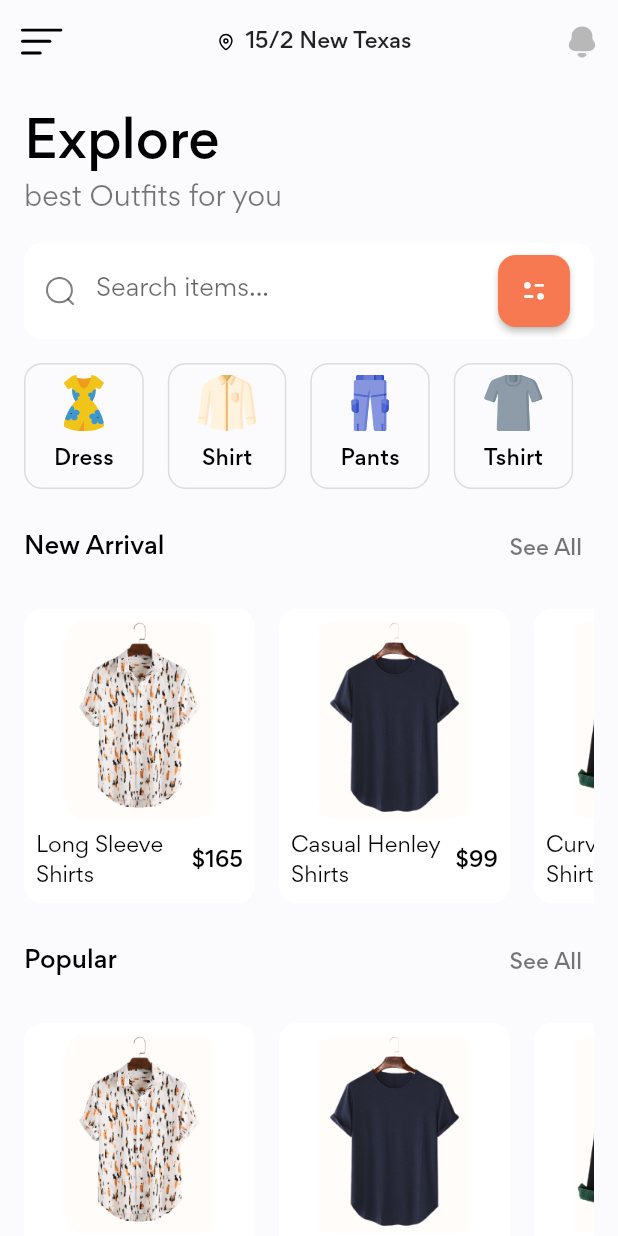
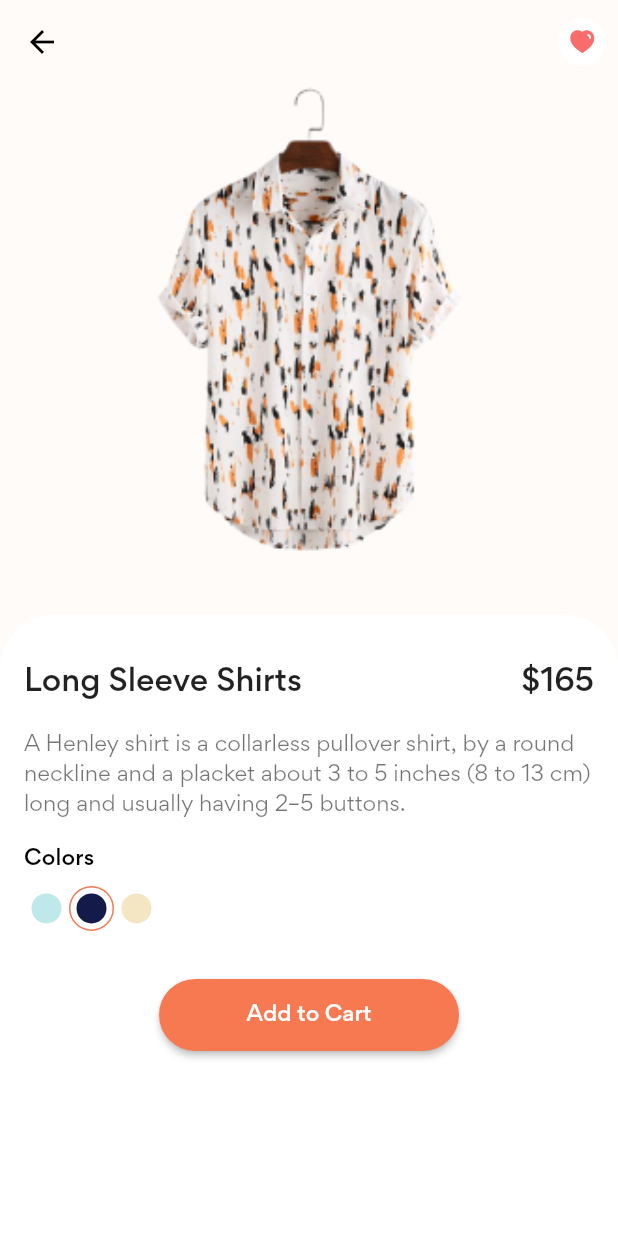
Before and after one commit to abuanwar072/Flutter-Shop-UI-Kit, a Flutter app: the screen it shows after launch, after a tap on "Long Sleeve Shirts", on a phone screen of 412 x 824 dp. Run offline on Flutter 3.47's test engine with Material 2 defaults, Android fonts, the phone set to English and light mode, and no system bars; our stand-ins replace flutter_svg.

Commit message:
details done

```diff
--- a/lib/models/Product.dart
+++ b/lib/models/Product.dart
@@ -1,8 +1,16 @@
+import 'package:flutter/material.dart';
+
 class Product {
   final String image, title;
   final int price;
+  final Color bgColor;
 
-  Product({required this.image, required this.title, required this.price});
+  Product({
+    required this.image,
+    required this.title,
+    required this.price,
+    this.bgColor = const Color(0xFFEFEFF2),
+  });
 }
 
 List<Product> demo_product = [
@@ -10,6 +18,7 @@
     image: "assets/images/product_0.png",
     title: "Long Sleeve Shirts",
     price: 165,
+    bgColor: const Color(0xFFFEFBF9),
   ),
   Product(
     image: "assets/images/product_1.png",
@@ -20,10 +29,12 @@
     image: "assets/images/product_2.png",
     title: "Curved Hem Shirts",
     price: 180,
+    bgColor: const Color(0xFFF8FEFB),
   ),
   Product(
     image: "assets/images/product_3.png",
     title: "Casual Nolin",
     price: 149,
+    bgColor: const Color(0xFFEEEEED),
   ),
 ];
--- /dev/null
+++ b/lib/screens/details/details_screen.dart
@@ -0,0 +1,142 @@
+import 'package:flutter/material.dart';
+import 'package:flutter_svg/svg.dart';
+import 'package:stylish/constants.dart';
+import 'package:stylish/models/Product.dart';
+
+class DetailsScreen extends StatelessWidget {
+  const DetailsScreen({Key? key, required this.product}) : super(key: key);
+
+  final Product product;
+
+  @override
+  Widget build(BuildContext context) {
+    return Scaffold(
+      backgroundColor: product.bgColor,
+      appBar: AppBar(
+        leading: const BackButton(color: Colors.black),
+        actions: [
+          IconButton(
+            onPressed: () {},
+            icon: CircleAvatar(
+              backgroundColor: Colors.white,
+              child: SvgPicture.asset(
+                "assets/icons/Heart.svg",
+                height: 20,
+              ),
+            ),
+          )
+        ],
+      ),
+      body: Column(
+        children: [
+          Image.asset(
+            product.image,
+            height: MediaQuery.of(context).size.height * 0.4,
+            fit: BoxFit.cover,
+          ),
+          const SizedBox(height: defaultPadding * 1.5),
+          Expanded(
+            child: Container(
+              padding: const EdgeInsets.fromLTRB(defaultPadding,
+                  defaultPadding * 2, defaultPadding, defaultPadding),
+              decoration: const BoxDecoration(
+                color: Colors.white,
+                borderRadius: BorderRadius.only(
+                  topLeft: Radius.circular(defaultBorderRadius * 3),
+                  topRight: Radius.circular(defaultBorderRadius * 3),
+                ),
+              ),
+              child: Column(
+                crossAxisAlignment: CrossAxisAlignment.start,
+                children: [
+                  Row(
+                    children: [
+                      Expanded(
+                        child: Text(
+                          product.title,
+                          style: Theme.of(context).textTheme.headline6,
+                        ),
+                      ),
+                      const SizedBox(width: defaultPadding),
+                      Text(
+                        "\$" + product.price.toString(),
+                        style: Theme.of(context).textTheme.headline6,
+                      ),
+                    ],
+                  ),
+                  const Padding(
+                    padding: EdgeInsets.symmetric(vertical: defaultPadding),
+                    child: Text(
+                      "A Henley shirt is a collarless pullover shirt, by a round neckline and a placket about 3 to 5 inches (8 to 13 cm) long and usually having 2–5 buttons.",
+                    ),
+                  ),
+                  Text(
+                    "Colors",
+                    style: Theme.of(context).textTheme.subtitle2,
+                  ),
+                  const SizedBox(height: defaultPadding / 2),
+                  Row(
+                    children: const [
+                      ColorDot(
+                        color: Color(0xFFBEE8EA),
+                        isActive: false,
+                      ),
+                      ColorDot(
+                        color: Color(0xFF141B4A),
+                        isActive: true,
+                      ),
+                      ColorDot(
+                        color: Color(0xFFF4E5C3),
+                        isActive: false,
+                      ),
+                    ],
+                  ),
+                  const SizedBox(height: defaultPadding * 2),
+                  Center(
+                    child: SizedBox(
+                      width: 200,
+                      height: 48,
+                      child: ElevatedButton(
+                        onPressed: () {},
+                        style: ElevatedButton.styleFrom(
+                            primary: primaryColor,
+                            shape: const StadiumBorder()),
+                        child: const Text("Add to Cart"),
+                      ),
+                    ),
+                  )
+                ],
+              ),
+            ),
+          )
+        ],
+      ),
+    );
+  }
+}
+
+class ColorDot extends StatelessWidget {
+  const ColorDot({
+    Key? key,
+    required this.color,
+    required this.isActive,
+  }) : super(key: key);
+
+  final Color color;
+  final bool isActive;
+
+  @override
+  Widget build(BuildContext context) {
+    return Container(
+      padding: const EdgeInsets.all(defaultPadding / 4),
+      decoration: BoxDecoration(
+        border: Border.all(color: isActive ? primaryColor : Colors.transparent),
+        shape: BoxShape.circle,
+      ),
+      child: CircleAvatar(
+        radius: 10,
+        backgroundColor: color,
+      ),
+    );
+  }
+}
--- a/lib/screens/home/components/new_arrival_products.dart
+++ b/lib/screens/home/components/new_arrival_products.dart
@@ -1,5 +1,6 @@
 import 'package:flutter/material.dart';
 import 'package:stylish/models/Product.dart';
+import 'package:stylish/screens/details/details_screen.dart';
 
 import '../../../constants.dart';
 import 'product_card.dart';
@@ -32,7 +33,15 @@
                   title: demo_product[index].title,
                   image: demo_product[index].image,
                   price: demo_product[index].price,
-                  press: () {},
+                  bgColor: demo_product[index].bgColor,
+                  press: () {
+                    Navigator.push(
+                        context,
+                        MaterialPageRoute(
+                          builder: (context) =>
+                              DetailsScreen(product: demo_product[index]),
+                        ));
+                  },
                 ),
               ),
             ),
--- a/lib/screens/home/components/popular_products.dart
+++ b/lib/screens/home/components/popular_products.dart
@@ -32,6 +32,7 @@
                   title: demo_product[index].title,
                   image: demo_product[index].image,
                   price: demo_product[index].price,
+                  bgColor: demo_product[index].bgColor,
                   press: () {},
                 ),
               ),
--- a/lib/screens/home/components/product_card.dart
+++ b/lib/screens/home/components/product_card.dart
@@ -1,7 +1,6 @@
 import 'package:flutter/material.dart';
 
 import '../../../constants.dart';
-
 
 class ProductCard extends StatelessWidget {
   const ProductCard({
@@ -10,10 +9,12 @@
     required this.title,
     required this.price,
     required this.press,
+    required this.bgColor,
   }) : super(key: key);
   final String image, title;
   final VoidCallback press;
   final int price;
+  final Color bgColor;
 
   @override
   Widget build(BuildContext context) {
@@ -29,8 +30,9 @@
         child: Column(
           children: [
             Container(
+              width: double.infinity,
               decoration: BoxDecoration(
-                color: const Color(0xFFFFFAF6).withOpacity(.56),
+                color: bgColor,
                 borderRadius: const BorderRadius.all(
                     Radius.circular(defaultBorderRadius)),
               ),
```
